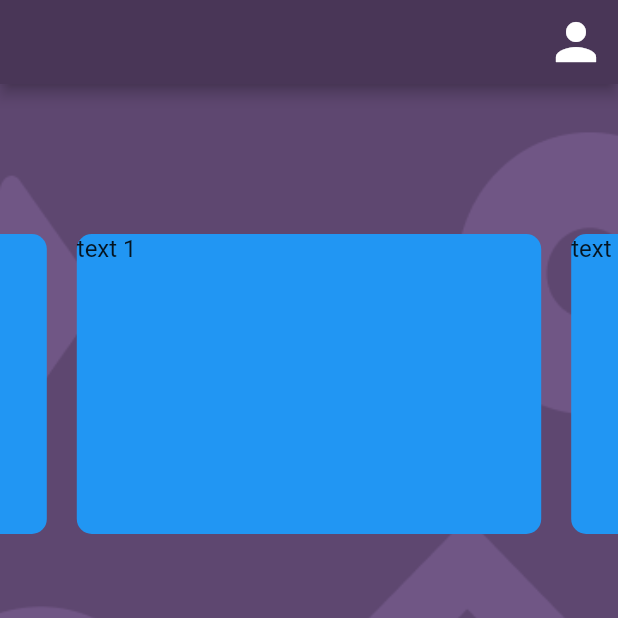
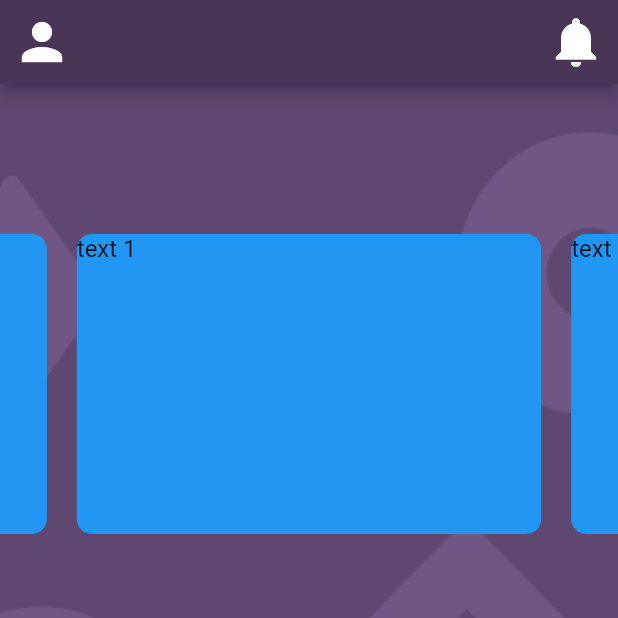
Before and after one commit to Uni-Maps/Uni-Maps, a Flutter app: the screen it shows after launch, on a phone screen of 412 x 824 dp, the top half of it. Run offline on Flutter 3.47's test engine with Material 2 defaults, Android fonts, the phone set to English and light mode, and no system bars; drawn by our look-alikes of carousel_slider; our stand-ins replace cloud_firestore, date_time_picker, firebase_auth, google_maps_flutter, location; missing offline and left inert: sign_button; accounts and stored records are empty.

Commit message:
small update

```diff
--- a/lib/main.dart
+++ b/lib/main.dart
@@ -1,13 +1,13 @@
 import 'package:flutter/material.dart'
     show BuildContext, MaterialApp, StatelessWidget, Widget, runApp;
+import 'package:winhacks/screens/create_events.dart';
 import 'package:winhacks/screens/log_in.dart';
-import 'package:winhacks/screens/create_events.dart';
+import 'package:winhacks/screens/navigation_bar.dart';
 import 'package:winhacks/screens/wrapper.dart';
 import 'package:winhacks/services/auth.dart';
 import 'package:flutter/material.dart';
 import 'package:provider/provider.dart';
 import 'package:winhacks/models/user.dart';
-import 'package:winhacks/screens/navigation_bar.dart';
 
 void main() => runApp(MyApp());
 
--- a/lib/screens/user_page.dart
+++ b/lib/screens/user_page.dart
@@ -32,9 +32,14 @@ class _UserPage_State extends State<User_Page> {
 
     return Scaffold(
         appBar: AppBar(
+          leading: IconButton(
+            icon: const Icon(Icons.person),
+            onPressed: () {},
+            iconSize: 40,
+          ),
           actions: <Widget>[
             IconButton(
-              icon: const Icon(Icons.person),
+              icon: const Icon(Icons.notifications),
               onPressed: () {},
               iconSize: 40,
             ),
```
